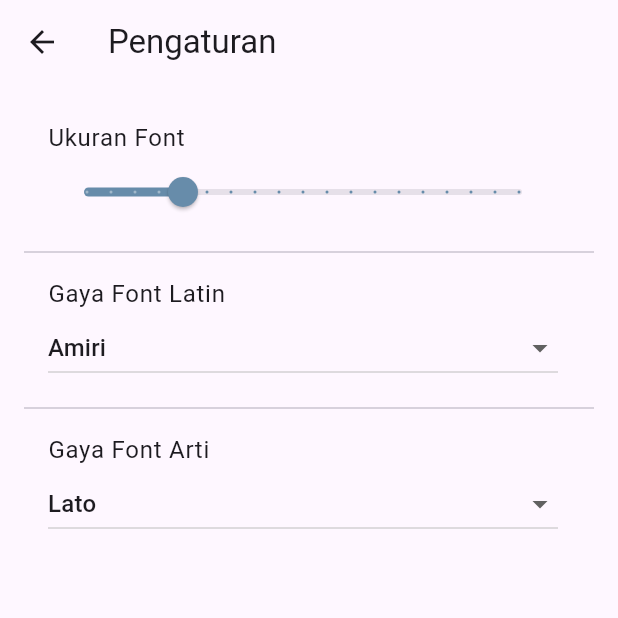
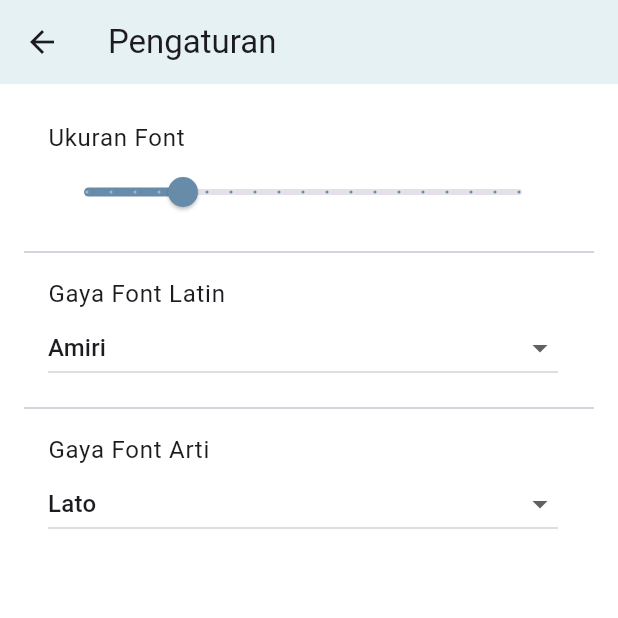
Before and after one commit to heatherbrain/Alquran-mobile-app, a Flutter app: the PengaturanScreen screen opened directly, on a phone screen of 412 x 824 dp, the top half of it. Run offline on Flutter 3.47's test engine with Material 3 defaults, Android fonts, the phone set to English and light mode, and no system bars; our stand-ins replace flutter_svg, google_fonts, just_audio, shared_preferences; accounts and stored records are empty; network calls fail.

Commit message:
new release

```diff
--- a/lib/screens/pengaturan_screen.dart
+++ b/lib/screens/pengaturan_screen.dart
@@ -45,8 +45,10 @@ class _PengaturanScreenState extends State<PengaturanScreen> {
   Widget build(BuildContext context) {
     return Scaffold(
       appBar: AppBar(
+        backgroundColor: Color(0xFFE6F1F3),
         title: Text('Pengaturan'),
       ),
+      backgroundColor: Colors.white,
       body: Padding(
         padding: const EdgeInsets.all(16.0),
         child: ListView(
@@ -72,7 +74,8 @@ class _PengaturanScreenState extends State<PengaturanScreen> {
             ListTile(
               title: Text('Gaya Font Latin'),
               subtitle: DropdownButton<String>(
-                value: fontStyles.contains(fontStyleLatin) ? fontStyleLatin : null,
+                value:
+                    fontStyles.contains(fontStyleLatin) ? fontStyleLatin : null,
                 isExpanded: true,
                 items: fontStyles.map((style) {
                   return DropdownMenuItem(
@@ -92,7 +95,8 @@ class _PengaturanScreenState extends State<PengaturanScreen> {
             ListTile(
               title: Text('Gaya Font Arti'),
               subtitle: DropdownButton<String>(
-                value: fontStyles.contains(fontStyleArti) ? fontStyleArti : null,
+                value:
+                    fontStyles.contains(fontStyleArti) ? fontStyleArti : null,
                 isExpanded: true,
                 items: fontStyles.map((style) {
                   return DropdownMenuItem(
--- a/lib/screens/terakhir_baca_screen.dart
+++ b/lib/screens/terakhir_baca_screen.dart
@@ -103,6 +103,7 @@ class _TerakhirBacaScreenState extends State<TerakhirBacaScreen> {
         title: Text('Terakhir Dibaca'),
         backgroundColor: Color(0xFF819BA0),
       ),
+      backgroundColor: Colors.white,
       body: isLoading
           ? Center(
               child: CircularProgressIndicator(
--- a/pubspec.yaml
+++ b/pubspec.yaml
@@ -1,8 +1,8 @@
 name: alquran_app
 description: "A new Flutter project."
-publish_to: 'none' # Remove this line if you wish to publish to pub.dev
+# publish_to: 'none' # Remove this line if you wish to publish to pub.dev
 
-version: 1.0.0+1
+version: 1.0.0+3
 
 environment:
   sdk: ^3.5.4
```
Also changed, not shown: 4 other files.
